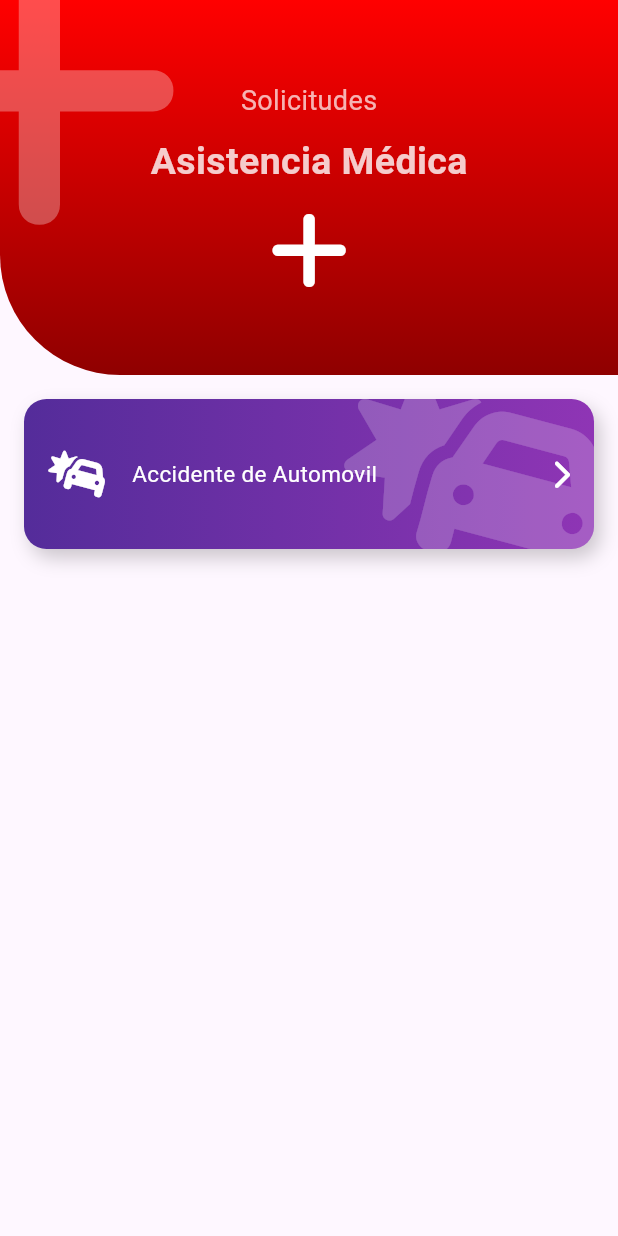
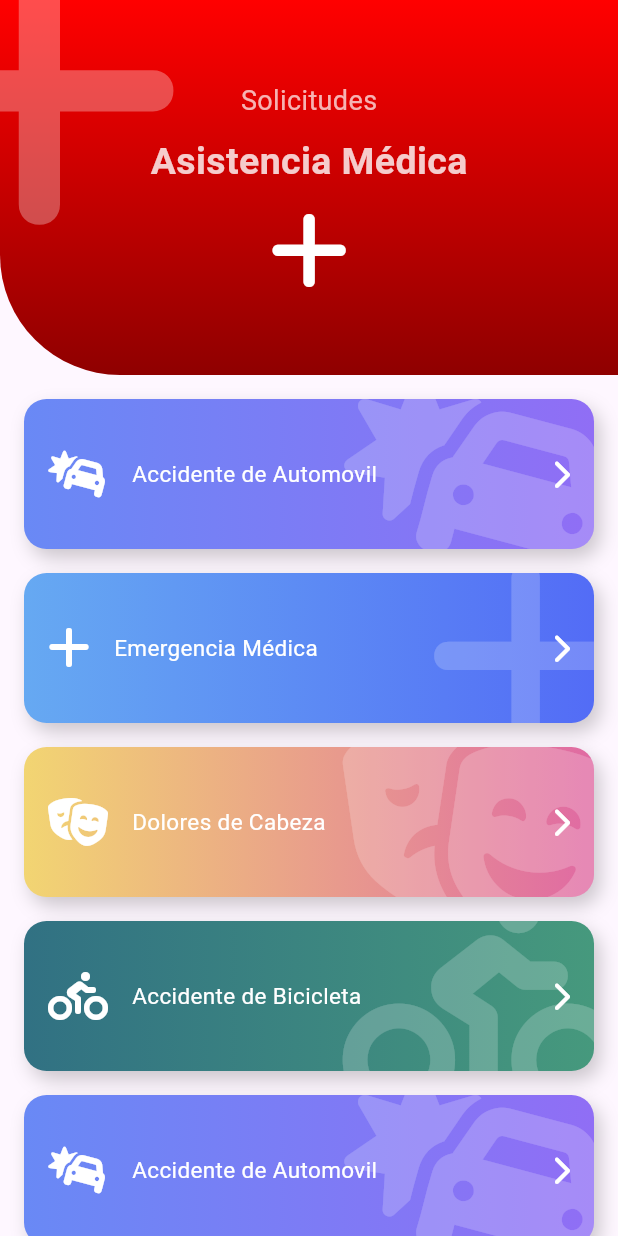
Before and after one commit to alexglzrys/flutter_emergency_app, a Flutter app: the screen it shows after launch, on a phone screen of 412 x 824 dp. Run offline on Flutter 3.47's test engine with Material 3 defaults, Android fonts, the phone set to English and light mode, and no system bars; our stand-ins replace font_awesome_flutter.

Commit message:
listado de emergencias médicas - List Data Sheet

```diff
--- a/lib/screens/home_screen.dart
+++ b/lib/screens/home_screen.dart
@@ -1,5 +1,5 @@
-import 'package:emergency_flutter_app/widgets/data_sheet.dart';
 import 'package:emergency_flutter_app/widgets/header.dart';
+import 'package:emergency_flutter_app/widgets/list_data_sheet.dart';
 import 'package:flutter/material.dart';
 import 'package:font_awesome_flutter/font_awesome_flutter.dart';
 
@@ -8,9 +8,96 @@ class HomeScreen extends StatelessWidget {
 
   @override
   Widget build(BuildContext context) {
+    // Listado de emergencias médicas
+    final List<Map<String, dynamic>> data = [
+      {
+        'title': 'Accidente de Automovil',
+        'icon': FontAwesomeIcons.carBurst,
+        'primaryColor': const Color(0xff6989F5),
+        'secondaryColor': const Color(0xff906EF5),
+        'function': () {}
+      },
+      {
+        'title': 'Emergencia Médica',
+        'icon': FontAwesomeIcons.plus,
+        'primaryColor': const Color(0xff66A9F2),
+        'secondaryColor': const Color(0xff536CF6),
+        'function': () {}
+      },
+      {
+        'title': 'Dolores de Cabeza',
+        'icon': FontAwesomeIcons.masksTheater,
+        'primaryColor': const Color(0xffF2D572),
+        'secondaryColor': const Color(0xffE06AA3),
+        'function': () {}
+      },
+      {
+        'title': 'Accidente de Bicicleta',
+        'icon': FontAwesomeIcons.personBiking,
+        'primaryColor': const Color(0xff317183),
+        'secondaryColor': const Color(0xff46997D),
+        'function': () {}
+      },
+      {
+        'title': 'Accidente de Automovil',
+        'icon': FontAwesomeIcons.carBurst,
+        'primaryColor': const Color(0xff6989F5),
+        'secondaryColor': const Color(0xff906EF5),
+        'function': () {}
+      },
+      {
+        'title': 'Emergencia Médica',
+        'icon': FontAwesomeIcons.plus,
+        'primaryColor': const Color(0xff66A9F2),
+        'secondaryColor': const Color(0xff536CF6),
+        'function': () {}
+      },
+      {
+        'title': 'Dolores de Cabeza',
+        'icon': FontAwesomeIcons.masksTheater,
+        'primaryColor': const Color(0xffF2D572),
+        'secondaryColor': const Color(0xffE06AA3),
+        'function': () {}
+      },
+      {
+        'title': 'Accidente de Bicicleta',
+        'icon': FontAwesomeIcons.personBiking,
+        'primaryColor': const Color(0xff317183),
+        'secondaryColor': const Color(0xff46997D),
+        'function': () {}
+      },
+      {
+        'title': 'Accidente de Automovil',
+        'icon': FontAwesomeIcons.carBurst,
+        'primaryColor': const Color(0xff6989F5),
+        'secondaryColor': const Color(0xff906EF5),
+        'function': () {}
+      },
+      {
+        'title': 'Emergencia Médica',
+        'icon': FontAwesomeIcons.plus,
+        'primaryColor': const Color(0xff66A9F2),
+        'secondaryColor': const Color(0xff536CF6),
+        'function': () {}
+      },
+      {
+        'title': 'Dolores de Cabeza',
+        'icon': FontAwesomeIcons.masksTheater,
+        'primaryColor': const Color(0xffF2D572),
+        'secondaryColor': const Color(0xffE06AA3),
+        'function': () {}
+      },
+      {
+        'title': 'Accidente de Bicicleta',
+        'icon': FontAwesomeIcons.personBiking,
+        'primaryColor': const Color(0xff317183),
+        'secondaryColor': const Color(0xff46997D),
+        'function': () {}
+      },
+    ];
+
     return Scaffold(
-      body: SingleChildScrollView(
-        child: Column(
+      body: Column(
         children: [
           const Header(
             icon: FontAwesomeIcons.plus,
@@ -19,18 +106,8 @@ class HomeScreen extends StatelessWidget {
             primaryColor: Color(0xffff0000),
             secondaryColor: Color(0xff8f0000),
           ),
-            DataSheet(
-              icon: FontAwesomeIcons.carBurst,
-              title: 'Accidente de Automovil',
-              primaryColor: const Color(0xff542c9a),
-              secondaryColor: const Color(0xff8f35b5),
-              function: () {
-                // ignore: avoid_print
-                print('Automovil');
-              },
-            ),
+          Expanded(child: ListDataSheet(data)),
         ],
-        ),
       ),
     );
   }
--- a/lib/widgets/data_sheet.dart
+++ b/lib/widgets/data_sheet.dart
@@ -23,7 +23,6 @@ class DataSheet extends StatelessWidget {
     return Container(
       height: 100,
       width: double.infinity,
-      margin: const EdgeInsets.all(16),
       decoration: _decorationDataSheet(primaryColor, secondaryColor),
       // Ajustar el contenido al área segura (bordes redondeados) del Container (o elemento padre)
       child: ClipRRect(
--- /dev/null
+++ b/lib/widgets/list_data_sheet.dart
@@ -0,0 +1,24 @@
+import 'package:emergency_flutter_app/widgets/data_sheet.dart';
+import 'package:flutter/material.dart';
+
+class ListDataSheet extends StatelessWidget {
+  const ListDataSheet(this.data, {super.key});
+  // Listado de emergencias médicas a renderizar en la lista separada
+  final List<Map<String, dynamic>> data;
+  @override
+  Widget build(BuildContext context) {
+    return ListView.separated(
+      padding: const EdgeInsets.all(16),
+      // Por cada elemento en la lista, renderiza un widget DataSheet
+      itemBuilder: (context, index) => DataSheet(
+        title: data[index]['title'],
+        icon: data[index]['icon'],
+        primaryColor: data[index]['primaryColor'],
+        secondaryColor: data[index]['secondaryColor'],
+        function: data[index]['function'],
+      ),
+      separatorBuilder: (context, index) => const SizedBox(height: 16),
+      itemCount: data.length,
+    );
+  }
+}
```
Lines whose indentation alone changed are shown as unchanged.
